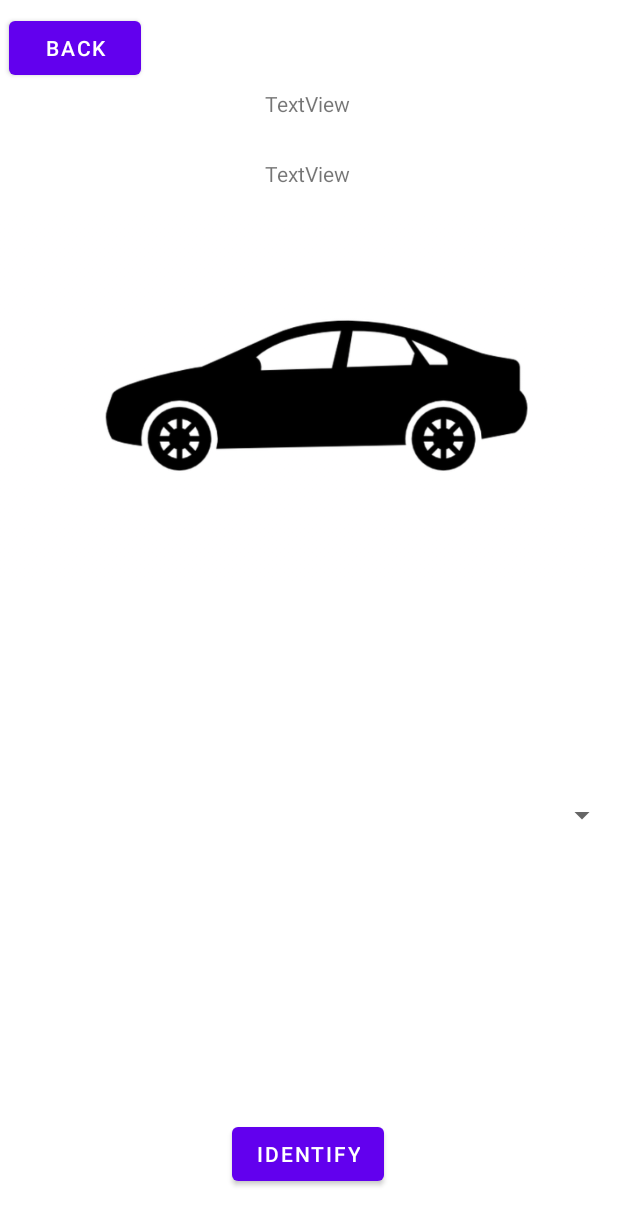
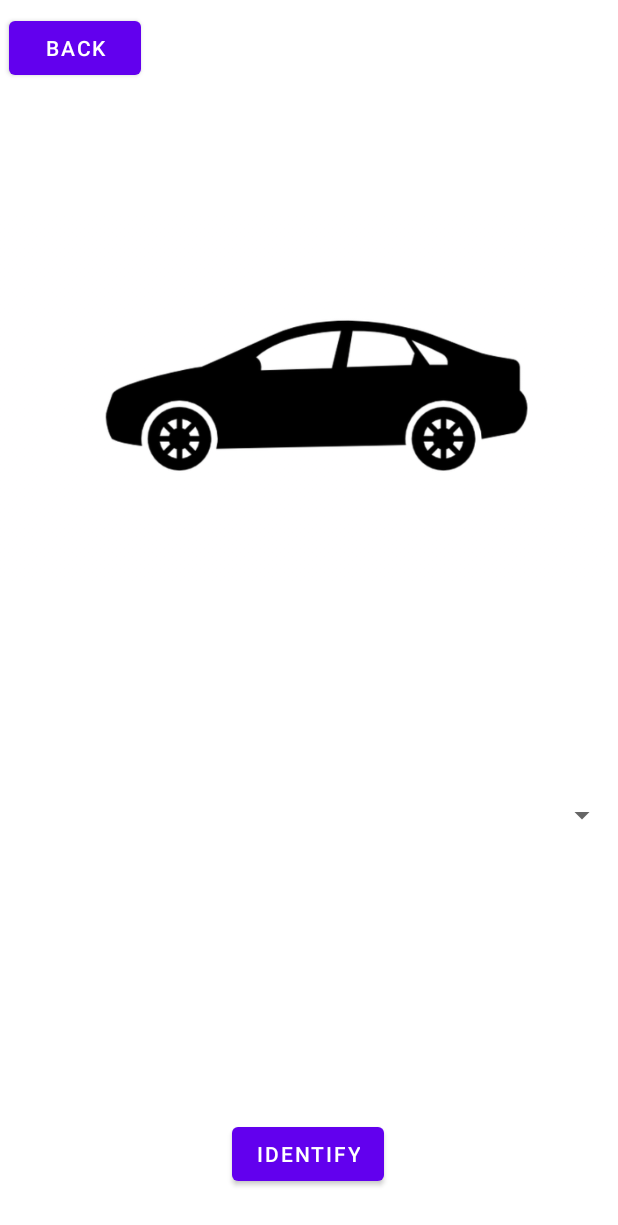
Before and after one commit to komolbek/Car-selection-game, an Android app: the layout activity_car_make_identify.xml on its own in the app's theme, with its tools: preview values and no code run, on a phone screen of 412 x 824 dp. Shown: the top 1225 px of the screen. Run offline under Robolectric (Android 15) with nearby library versions, the light colour scheme and no system bars.

Commit message:
[master] Finished First screen.

```diff
--- a/app/src/main/res/layout/activity_car_make_identify.xml
+++ b/app/src/main/res/layout/activity_car_make_identify.xml
@@ -56,7 +56,6 @@
         android:id="@+id/carMakeResultTextView"
         android:layout_width="wrap_content"
         android:layout_height="wrap_content"
-        android:text="@string/textview"
         app:layout_constraintBottom_toTopOf="@+id/carIdentifyImageView"
         app:layout_constraintEnd_toEndOf="parent"
         app:layout_constraintHorizontal_bias="0.498"
@@ -69,7 +68,6 @@
         android:layout_width="wrap_content"
         android:layout_height="wrap_content"
         android:layout_marginBottom="8dp"
-        android:text="@string/textview"
         app:layout_constraintBottom_toTopOf="@+id/carIdentifyImageView"
         app:layout_constraintEnd_toEndOf="parent"
         app:layout_constraintHorizontal_bias="0.498"
--- a/app/src/main/res/values/strings.xml
+++ b/app/src/main/res/values/strings.xml
@@ -40,6 +40,6 @@
     <string name="back">Back</string>
     <string name="identify">Identify</string>
     <string name="todo">TODO</string>
-    <string name="textview">TextView</string>
-    <string name="textview">TextView</string>
+    <string name="resultTextView">TextView</string>
+    <string name="resultCarTextView">TextView</string>
 </resources>
```
Also changed, not shown: app/src/main/java/com/example/w1754980cargame/CarMakeIdentifyActivity.java (+11 -1 lines).
